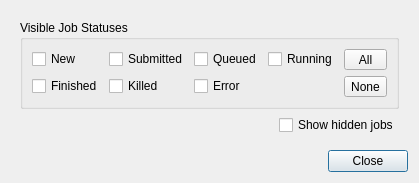
Above: molequeue/ui/advancedfilterdialog.ui from OpenChemistry/molequeue before the change. Below: the same form after it.
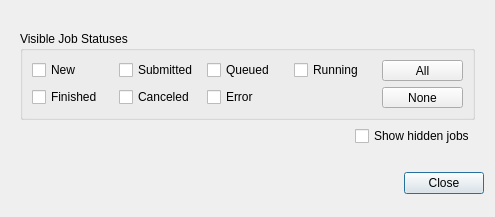
That is the form after the change.

```diff
--- a/molequeue/ui/advancedfilterdialog.ui
+++ b/molequeue/ui/advancedfilterdialog.ui
@@ -6,8 +6,8 @@
    <rect>
     <x>0</x>
     <y>0</y>
-    <width>417</width>
-    <height>158</height>
+    <width>495</width>
+    <height>217</height>
    </rect>
   </property>
   <property name="windowTitle">
@@ -83,7 +83,7 @@
          <item row="1" column="1">
           <widget class="QCheckBox" name="filterStatusKilled">
            <property name="text">
-            <string>Killed</string>
+            <string>Canceled</string>
            </property>
           </widget>
          </item>
```
Left out of the diff: 2 changed lines with no effect on the pictures.
